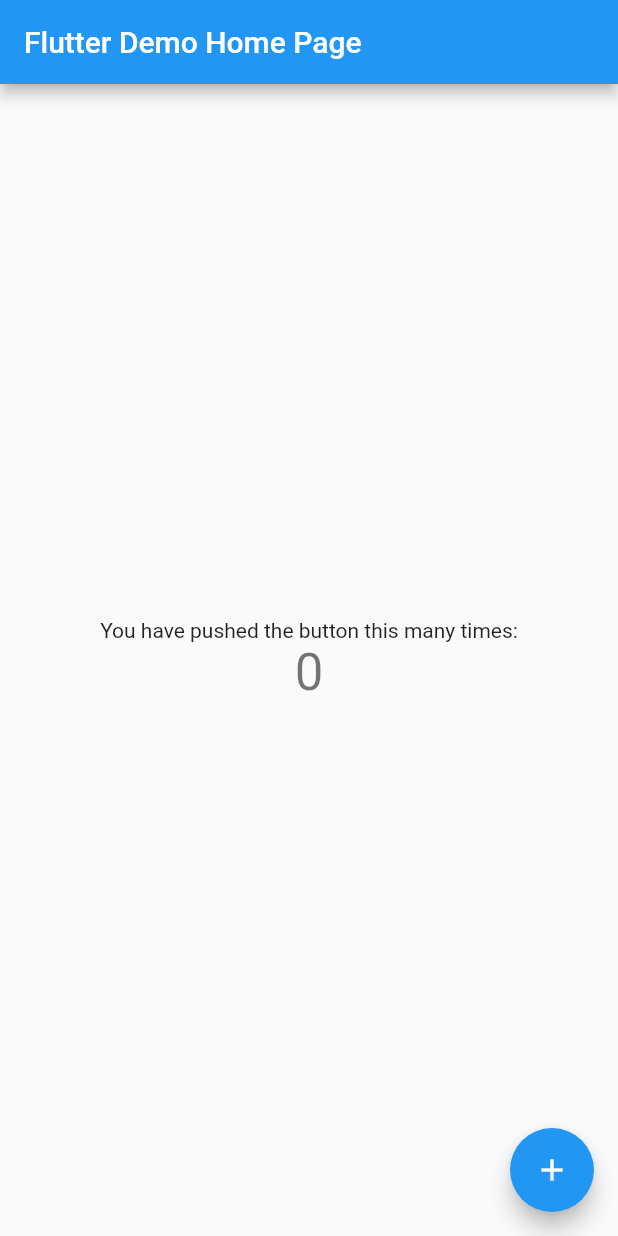
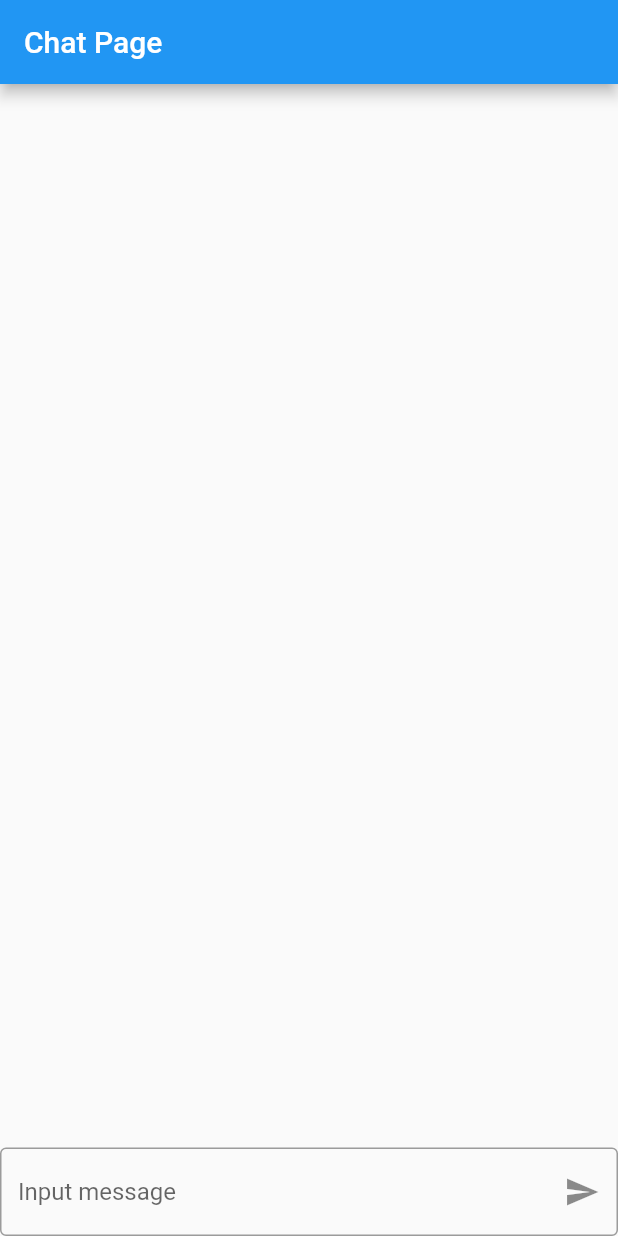
Before and after one commit to phuc1710/chat_npt, a Flutter app: the screen it shows after launch, on a phone screen of 412 x 824 dp. Run offline on Flutter 3.47's test engine with Material 2 defaults, Android fonts, the phone set to English and light mode, and no system bars; missing offline and left inert: random_avatar.

Commit message:
feat: chat page ui

```diff
--- /dev/null
+++ b/lib/chat_page.dart
@@ -0,0 +1,69 @@
+import 'package:flutter/material.dart';
+import 'package:random_avatar/random_avatar.dart';
+
+class ChatPage extends StatefulWidget {
+  const ChatPage({super.key});
+
+  @override
+  State<ChatPage> createState() => _ChatPageState();
+}
+
+class _ChatPageState extends State<ChatPage> {
+  final TextEditingController _textController = TextEditingController();
+  List<String> messages = [];
+
+  @override
+  Widget build(BuildContext context) {
+    return Scaffold(
+        resizeToAvoidBottomInset: false,
+        appBar: AppBar(
+          title: const Text('Chat Page'),
+        ),
+        body: Column(
+          children: [
+            Expanded(
+              child: ListView.builder(
+                itemCount: messages.length,
+                shrinkWrap: true,
+                itemBuilder: (context, index) => Container(
+                  color: (index & 1 == 1) ? Colors.grey[200] : Colors.white,
+                  child: Padding(
+                    padding: const EdgeInsets.all(8.0),
+                    child: Row(
+                      crossAxisAlignment: CrossAxisAlignment.start,
+                      children: [
+                        Padding(
+                          padding: const EdgeInsets.only(right: 8.0),
+                          child: RandomAvatar('lorem', width: 40),
+                        ),
+                        Expanded(
+                          child: Text(
+                            messages[index],
+                            overflow: TextOverflow.visible,
+                          ),
+                        ),
+                      ],
+                    ),
+                  ),
+                ),
+              ),
+            ),
+            TextField(
+              controller: _textController,
+              decoration: InputDecoration(
+                border: const OutlineInputBorder(),
+                hintText: 'Input message',
+                suffixIcon: InkWell(
+                    onTap: () {
+                      if (_textController.text.isEmpty) return;
+                      setState(() => messages.add(_textController.text));
+                      _textController.clear();
+                    },
+                    child: const Icon(Icons.send)),
+              ),
+              textInputAction: TextInputAction.send,
+            )
+          ],
+        ));
+  }
+}
--- a/lib/main.dart
+++ b/lib/main.dart
@@ -1,4 +1,6 @@
 import 'package:flutter/material.dart';
+
+import 'chat_page.dart';
 
 void main() {
   runApp(const MyApp());
@@ -6,110 +8,14 @@
 
 class MyApp extends StatelessWidget {
   const MyApp({super.key});
-
-  // This widget is the root of your application.
   @override
   Widget build(BuildContext context) {
     return MaterialApp(
       title: 'Flutter Demo',
       theme: ThemeData(
-        // This is the theme of your application.
-        //
-        // Try running your application with "flutter run". You'll see the
-        // application has a blue toolbar. Then, without quitting the app, try
-        // changing the primarySwatch below to Colors.green and then invoke
-        // "hot reload" (press "r" in the console where you ran "flutter run",
-        // or simply save your changes to "hot reload" in a Flutter IDE).
-        // Notice that the counter didn't reset back to zero; the application
-        // is not restarted.
         primarySwatch: Colors.blue,
       ),
-      home: const MyHomePage(title: 'Flutter Demo Home Page'),
+      home: const ChatPage(),
     );
   }
 }
-
-class MyHomePage extends StatefulWidget {
-  const MyHomePage({super.key, required this.title});
-
-  // This widget is the home page of your application. It is stateful, meaning
-  // that it has a State object (defined below) that contains fields that affect
-  // how it looks.
-
-  // This class is the configuration for the state. It holds the values (in this
-  // case the title) provided by the parent (in this case the App widget) and
-  // used by the build method of the State. Fields in a Widget subclass are
-  // always marked "final".
-
-  final String title;
-
-  @override
-  State<MyHomePage> createState() => _MyHomePageState();
-}
-
-class _MyHomePageState extends State<MyHomePage> {
-  int _counter = 0;
-
-  void _incrementCounter() {
-    setState(() {
-      // This call to setState tells the Flutter framework that something has
-      // changed in this State, which causes it to rerun the build method below
-      // so that the display can reflect the updated values. If we changed
-      // _counter without calling setState(), then the build method would not be
-      // called again, and so nothing would appear to happen.
-      _counter++;
-    });
-  }
-
-  @override
-  Widget build(BuildContext context) {
-    // This method is rerun every time setState is called, for instance as done
-    // by the _incrementCounter method above.
-    //
-    // The Flutter framework has been optimized to make rerunning build methods
-    // fast, so that you can just rebuild anything that needs updating rather
-    // than having to individually change instances of widgets.
-    return Scaffold(
-      appBar: AppBar(
-        // Here we take the value from the MyHomePage object that was created by
-        // the App.build method, and use it to set our appbar title.
-        title: Text(widget.title),
-      ),
-      body: Center(
-        // Center is a layout widget. It takes a single child and positions it
-        // in the middle of the parent.
-        child: Column(
-          // Column is also a layout widget. It takes a list of children and
-          // arranges them vertically. By default, it sizes itself to fit its
-          // children horizontally, and tries to be as tall as its parent.
-          //
-          // Invoke "debug painting" (press "p" in the console, choose the
-          // "Toggle Debug Paint" action from the Flutter Inspector in Android
-          // Studio, or the "Toggle Debug Paint" command in Visual Studio Code)
-          // to see the wireframe for each widget.
-          //
-          // Column has various properties to control how it sizes itself and
-          // how it positions its children. Here we use mainAxisAlignment to
-          // center the children vertically; the main axis here is the vertical
-          // axis because Columns are vertical (the cross axis would be
-          // horizontal).
-          mainAxisAlignment: MainAxisAlignment.center,
-          children: <Widget>[
-            const Text(
-              'You have pushed the button this many times:',
-            ),
-            Text(
-              '$_counter',
-              style: Theme.of(context).textTheme.headlineMedium,
-            ),
-          ],
-        ),
-      ),
-      floatingActionButton: FloatingActionButton(
-        onPressed: _incrementCounter,
-        tooltip: 'Increment',
-        child: const Icon(Icons.add),
-      ), // This trailing comma makes auto-formatting nicer for build methods.
-    );
-  }
-}
```
Also changed, not shown: pubspec.yaml (+3 -4 lines), pubspec.lock.
